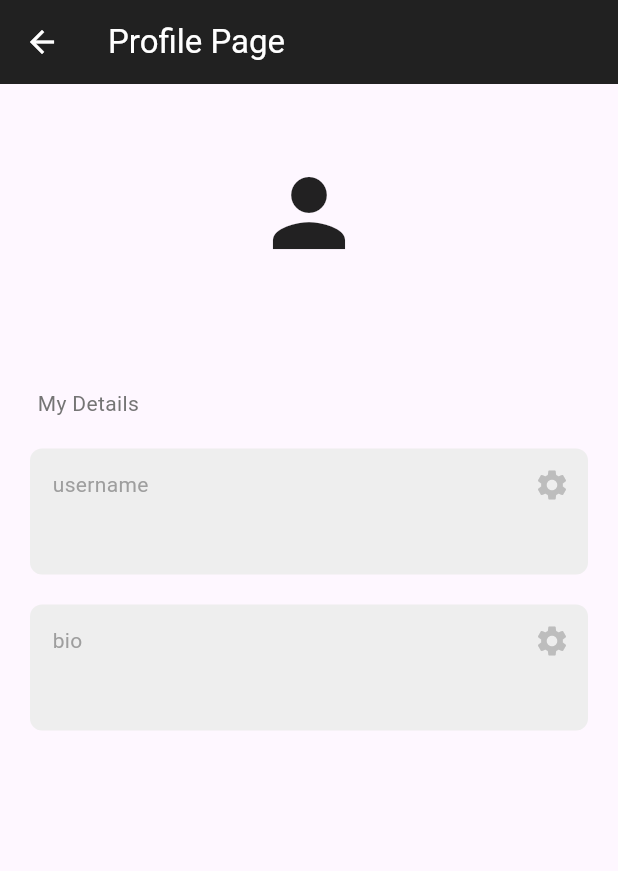
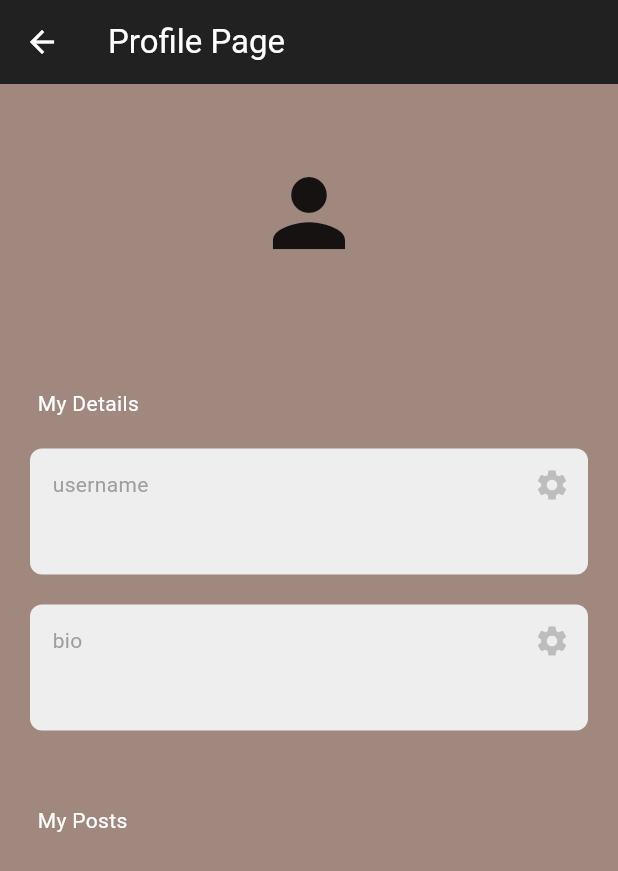
Before and after one commit to abellilo/lilo_socials, a Flutter app: the ProfilePage screen opened directly, on a phone screen of 412 x 824 dp. Shown: the top 871 px of the screen. Run offline on Flutter 3.47's test engine with Material 3 defaults, Android fonts, the phone set to English and light mode, and no system bars; our stand-ins replace cloud_firestore, firebase_auth, firebase_core; accounts and stored records are empty.

Commit message:
profile page post

```diff
--- a/lib/pages/profile_page.dart
+++ b/lib/pages/profile_page.dart
@@ -1,7 +1,10 @@
 import 'package:cloud_firestore/cloud_firestore.dart';
 import 'package:firebase_auth/firebase_auth.dart';
 import 'package:flutter/material.dart';
+import 'package:lilo_socials/components/posts.dart';
 import 'package:lilo_socials/components/text_box.dart';
+
+import '../helper/helper_method.dart';
 
 class ProfilePage extends StatefulWidget {
   const ProfilePage({Key? key}) : super(key: key);
@@ -71,6 +74,7 @@ class _ProfilePageState extends State<ProfilePage> {
   @override
   Widget build(BuildContext context) {
     return Scaffold(
+        backgroundColor: Colors.brown[300],
       appBar: AppBar(
         title: Text(
           "Profile Page",
@@ -85,26 +89,18 @@ class _ProfilePageState extends State<ProfilePage> {
           onPressed: () => Navigator.pop(context),
         ),
       ),
-      body: StreamBuilder<DocumentSnapshot>(
-        stream: FirebaseFirestore.instance
-            .collection("Users")
-            .doc(currentUser.email)
-            .snapshots(),
-        builder: (context, snapshot) {
-          //get data
-          if (snapshot.hasData) {
-            Map<String, dynamic> userData =
-                snapshot.data!.data() as Map<String, dynamic>;
-            return ListView(
+      body: ListView(
         children: [
           const SizedBox(
             height: 50,
           ),
 
           //profile pic
-                Icon(
+          Center(
+            child: Icon(
               Icons.person,
               size: 72,
+            ),
           ),
 
           const SizedBox(
@@ -112,10 +108,12 @@ class _ProfilePageState extends State<ProfilePage> {
           ),
 
           //user email
-                Text(
+          Center(
+            child: Text(
               currentUser.email!,
               textAlign: TextAlign.center,
-                  style: TextStyle(color: Colors.grey[700]),
+              style: TextStyle(color: Colors.white),
+            ),
           ),
 
           const SizedBox(
@@ -127,9 +125,22 @@ class _ProfilePageState extends State<ProfilePage> {
             padding: EdgeInsets.only(left: 25),
             child: Text(
               "My Details",
-                    style: TextStyle(color: Colors.grey[600]),
+              style: TextStyle(color: Colors.white),
             ),
           ),
+
+          StreamBuilder<DocumentSnapshot>(
+            stream: FirebaseFirestore.instance
+                .collection("Users")
+                .doc(currentUser.email)
+                .snapshots(),
+            builder: (context, snapshot) {
+              //get data
+              if (snapshot.hasData) {
+                Map<String, dynamic> userData =
+                snapshot.data!.data() as Map<String, dynamic>;
+                return Column(
+                  children: [
 
                     //username
                     MyTextBox(
@@ -144,19 +155,6 @@ class _ProfilePageState extends State<ProfilePage> {
                       sectionName: "bio",
                       onTap: () => editField("bio"),
                     ),
-
-                const SizedBox(
-                  height: 50,
-                ),
-
-                //user posts
-                // Padding(
-                //   padding: EdgeInsets.only(left: 25),
-                //   child: Text(
-                //     "My Posts",
-                //     style: TextStyle(color: Colors.grey[600]),
-                //   ),
-                // ),
                   ],
                 );
               }
@@ -166,10 +164,64 @@ class _ProfilePageState extends State<ProfilePage> {
                 );
               }
               return Center(
-            child: CircularProgressIndicator(),
+                child: Text("loading....",style: TextStyle(
+                    color: Colors.yellow
+                ),),
               );
             },
           ),
+
+          const SizedBox(
+            height: 50,
+          ),
+
+          //user posts
+          Padding(
+            padding: EdgeInsets.only(left: 25),
+            child: Text(
+              "My Posts",
+              style: TextStyle(color: Colors.white),
+            ),
+          ),
+
+          //show my post
+          StreamBuilder(
+              stream: FirebaseFirestore.instance.collection("User Posts").snapshots(),
+              builder: (context, snapshot){
+                if(snapshot.hasData){
+                  final posts = snapshot.data!.docs;
+                  return ListView.builder(
+                      shrinkWrap: true,
+                      physics: NeverScrollableScrollPhysics(),
+                      itemCount: posts.length,
+                      itemBuilder: (context, index){
+                        final post = posts[index];
+                        if(currentUser.email == post['UserEmail']){
+                          return Post(
+                              time: formatData(post['Timestamp']),
+                              message: post['Message'],
+                              user: post['UserEmail'],
+                              likes: post['Likes'],
+                              postId: post.id
+                          );
+                        }
+                        else{
+                          return Container();
+                        }
+                      });
+                }
+                if(snapshot.hasError){
+                  return Center(
+                    child: Text("Error "+snapshot.hasError.toString()),
+                  );
+                }
+                return Center(child: Text("loading...",style: TextStyle(
+                  color: Colors.yellow
+                ),));
+              }
+          ),
+        ],
+      )
     );
   }
 }
```
Also changed, not shown: lib/components/posts.dart (+18 -15 lines). Lines whose indentation alone changed are shown as unchanged.
